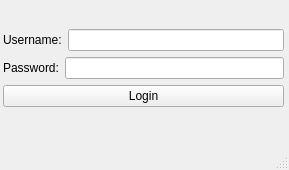
This is client/client/client.ui in Abdelrahman-Aldesoky/Bank_Server_Client-Qt as Qt 5 draws it before an edit. The edited form follows.
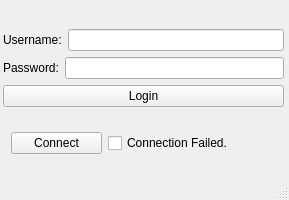
This is the edited form.

Commit message: Added a Connect Button to my Gui for login.

Diff of the .ui file:
```diff
--- a/client/client/client.ui
+++ b/client/client/client.ui
@@ -7,7 +7,7 @@
     <x>0</x>
     <y>0</y>
     <width>289</width>
-    <height>170</height>
+    <height>200</height>
    </rect>
   </property>
   <property name="windowTitle">
@@ -65,6 +65,32 @@
      </item>
     </layout>
    </widget>
+   <widget class="QWidget" name="">
+    <property name="geometry">
+     <rect>
+      <x>11</x>
+      <y>130</y>
+      <width>272</width>
+      <height>26</height>
+     </rect>
+    </property>
+    <layout class="QHBoxLayout" name="horizontalLayout_3">
+     <item>
+      <widget class="QPushButton" name="pbn_connect">
+       <property name="text">
+        <string>Connect</string>
+       </property>
+      </widget>
+     </item>
+     <item>
+      <widget class="QCheckBox" name="chkbox">
+       <property name="text">
+        <string>Connection Failed.               </string>
+       </property>
+      </widget>
+     </item>
+    </layout>
+   </widget>
   </widget>
   <widget class="QMenuBar" name="menubar">
    <property name="geometry">
```
The commit also changes 4 other files.
